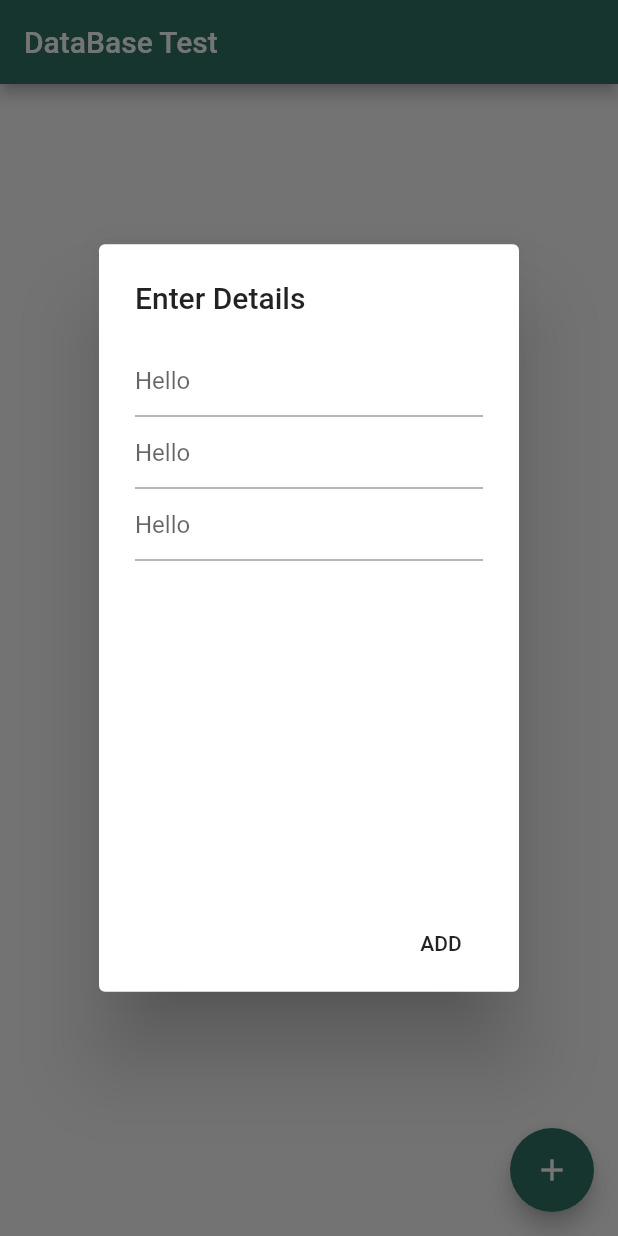
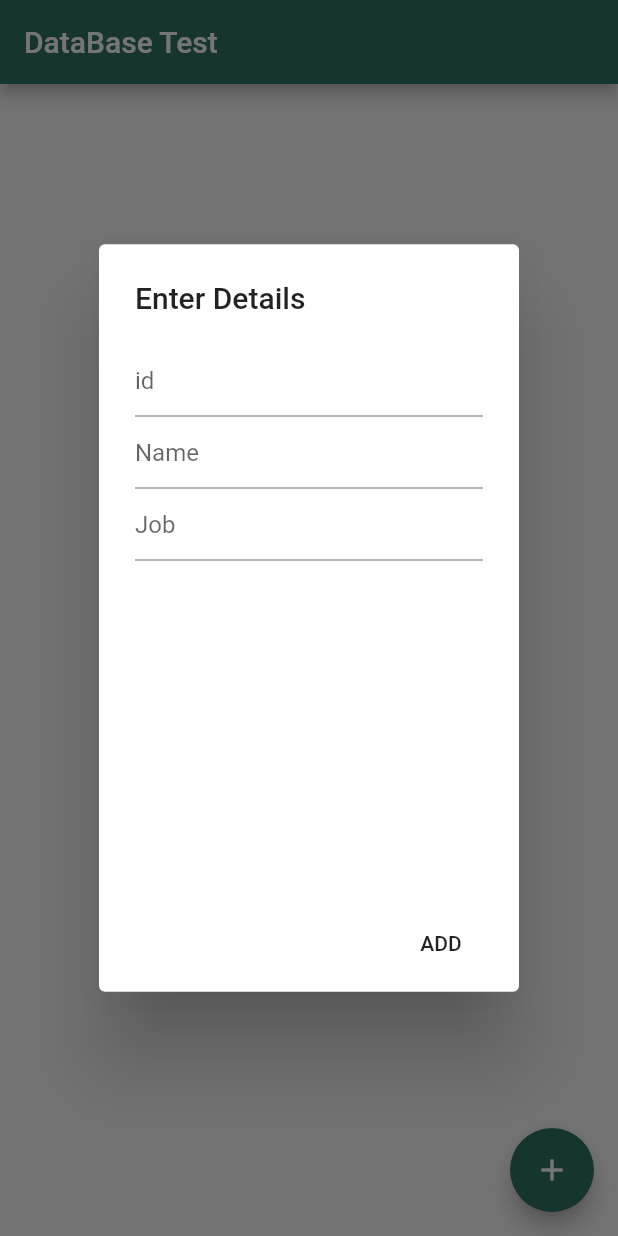
Before and after one commit to plokmij/flutter-databse-, a Flutter app: the screen it shows after launch, after a tap on "Add Data", on a phone screen of 412 x 824 dp. Run offline on Flutter 3.47's test engine with Material 2 defaults, Android fonts, the phone set to English and light mode, and no system bars; our stand-ins replace sqflite; accounts and stored records are empty.

Commit message:
IMplement add db

```diff
--- a/lib/src/screens/home.dart
+++ b/lib/src/screens/home.dart
@@ -3,6 +3,10 @@ import '../resources/data_provider.dart';
 import '../models/model.dart';
 
 class Home extends StatelessWidget {
+  final TextEditingController _id = TextEditingController();
+  final TextEditingController _job = TextEditingController();
+  final TextEditingController _name = TextEditingController();
+
   Widget build(BuildContext context) {
     return Scaffold(
       appBar: AppBar(
@@ -107,13 +111,25 @@ class Home extends StatelessWidget {
               child: Column(
                 children: <Widget>[
                   TextField(
-                    decoration: InputDecoration(hintText: "Hello"),
+                    keyboardType: TextInputType.number,
+                    decoration: InputDecoration(
+                      hintText: "id",
+                    ),
+                    controller: _id,
                   ),
                   TextField(
-                    decoration: InputDecoration(hintText: "Hello"),
+                    keyboardType: TextInputType.number,
+                    decoration: InputDecoration(
+                      hintText: "Name",
+                    ),
+                    controller: _name,
                   ),
                   TextField(
-                    decoration: InputDecoration(hintText: "Hello"),
+                    keyboardType: TextInputType.number,
+                    decoration: InputDecoration(
+                      hintText: "Job",
+                    ),
+                    controller: _job,
                   ),
                 ],
               ),
@@ -121,8 +137,22 @@ class Home extends StatelessWidget {
             actions: <Widget>[
               FlatButton(
                 child: Text("ADD"),
-                onPressed: () {
-                  print("Add this data to db ");
+                onPressed: () async {
+                  FocusScope.of(context).requestFocus(FocusNode());
+                  print("ID = " + _id.text);
+                  print("Job = " + _job.text);
+                  print("Name = " + _name.text);
+
+                  Map<String, dynamic> toAdd = {
+                    "id": int.parse(_id.text),
+                    "job": _job.text,
+                    "name": _name.text
+                  };
+                  Model sherikkumAdd = Model.fromMap(toAdd);
+                  int x = await dataProvider.addData(sherikkumAdd);
+                  Model fromDb = await dataProvider.fetchIndividualDetail(toAdd["id"]);
+                  print("${fromDb.name}");
+                  Navigator.pop(context);
                 },
               )
             ],
```
